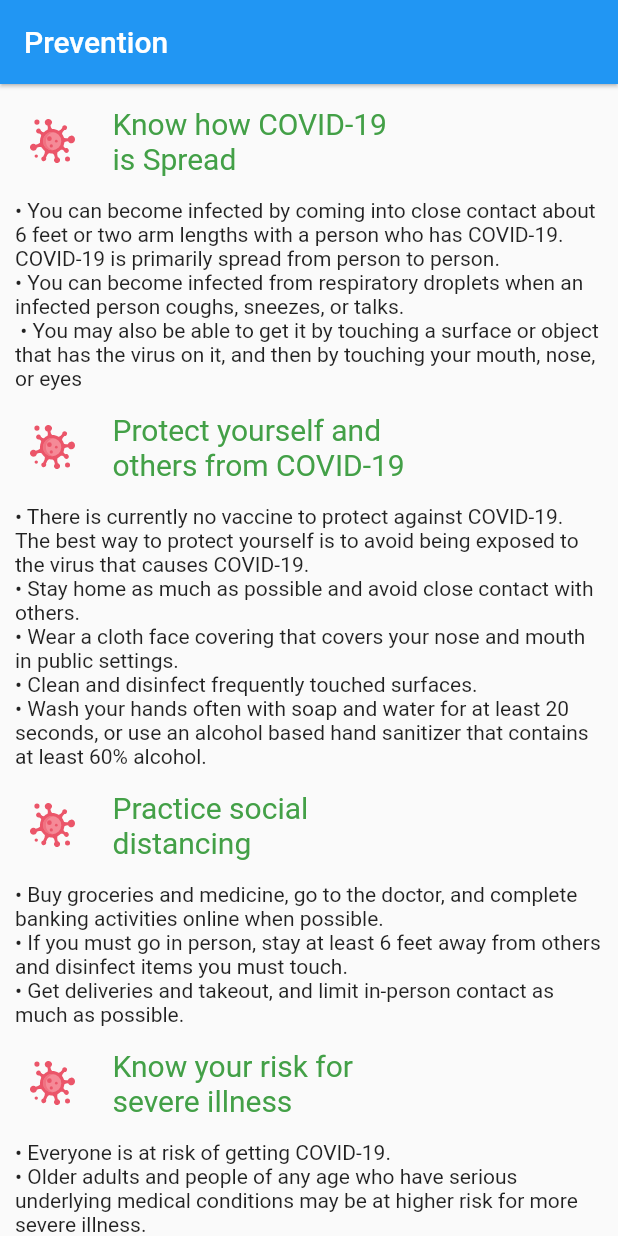
After one commit to ShikharShankar/Covid-19_Tracker, a Flutter app: the PreventionScreen screen opened directly, on a phone screen of 412 x 824 dp. The commit adds this screen. Run offline on Flutter 3.47's test engine with Material 2 defaults, Android fonts, the phone set to English and light mode, and no system bars; our stand-ins replace flutter_spinkit, flutter_svg, geocoding, location, video_player; network calls fail.

Commit message:
prevention_screen

```diff
--- a/lib/Screens/loading_screen.dart
+++ b/lib/Screens/loading_screen.dart
@@ -1,3 +1,4 @@
+import 'package:covid_tracker/Screens/prevention_screen.dart';
 import 'package:covid_tracker/Services/api_data.dart';
 import 'package:flutter/material.dart';
 import 'package:flutter_svg/flutter_svg.dart';
@@ -31,7 +32,7 @@ class _LoadingScreenState extends State<LoadingScreen> {
     Navigator.pushReplacement(
       context,
       PageRouteBuilder(
-        pageBuilder: (context, animation, secondaryAnimation) => AboutCovid(),
+        pageBuilder: (context, animation, secondaryAnimation) => PreventionScreen(),
       ),
     );
   }
--- /dev/null
+++ b/lib/Screens/prevention_screen.dart
@@ -0,0 +1,62 @@
+import 'package:flutter/material.dart';
+import 'package:flutter_svg/flutter_svg.dart';
+
+class PreventionScreen extends StatelessWidget {
+
+  @override
+  Widget build(BuildContext context) {
+    return Scaffold(
+      appBar: AppBar(
+        title: Text("Prevention"),
+        elevation: 1,
+      ),
+      body: SafeArea(
+        child: SingleChildScrollView(
+          child: Padding(
+            padding: EdgeInsets.only(left: 10,right: 10,bottom: 10),
+            child: Column(
+              children: <Widget>[
+                headerTips("Know how COVID-19\nis Spread"),
+                Text(
+                    "• You can become infected by coming into close contact about 6 feet or two arm lengths with a person who has COVID-19. COVID-19 is primarily spread from person to person.\n• You can become infected from respiratory droplets when an infected person coughs, sneezes, or talks.\n • You may also be able to get it by touching a surface or object that has the virus on it, and then by touching your mouth, nose, or eyes"),
+                headerTips("Protect yourself and\nothers from COVID-19"),
+                Text(
+                    "• There is currently no vaccine to protect against COVID-19. The best way to protect yourself is to avoid being exposed to the virus that causes COVID-19.\n• Stay home as much as possible and avoid close contact with others.\n• Wear a cloth face covering that covers your nose and mouth in public settings.\n• Clean and disinfect frequently touched surfaces.\n• Wash your hands often with soap and water for at least 20 seconds, or use an alcohol based hand sanitizer that contains at least 60% alcohol."),
+                headerTips("Practice social\ndistancing"),
+                Text(
+                    "• Buy groceries and medicine, go to the doctor, and complete banking activities online when possible.\n• If you must go in person, stay at least 6 feet away from others and disinfect items you must touch.\n• Get deliveries and takeout, and limit in-person contact as much as possible."),
+                headerTips(
+                  "Know your risk for\nsevere illness",
+                ),
+                Text(
+                    "• Everyone is at risk of getting COVID-19.\n• Older adults and people of any age who have serious underlying medical conditions may be at higher risk for more severe illness. "),
+              ],
+            ),
+          ),
+        ),
+      ),
+    );
+  }
+
+  Row headerTips(heading) {
+    return Row(
+      children: <Widget>[
+        Padding(
+          padding: EdgeInsets.all(10),
+          child: SvgPicture.asset(
+            "assets/icons/virus.svg",
+            height: 30,
+          ),
+        ),
+        Padding(
+          padding: EdgeInsets.all(15),
+          child: Text(
+            heading,
+            style: TextStyle(fontSize: 20, color: Colors.green[600]),
+          ),
+        )
+      ],
+    );
+  }
+
+}
```
